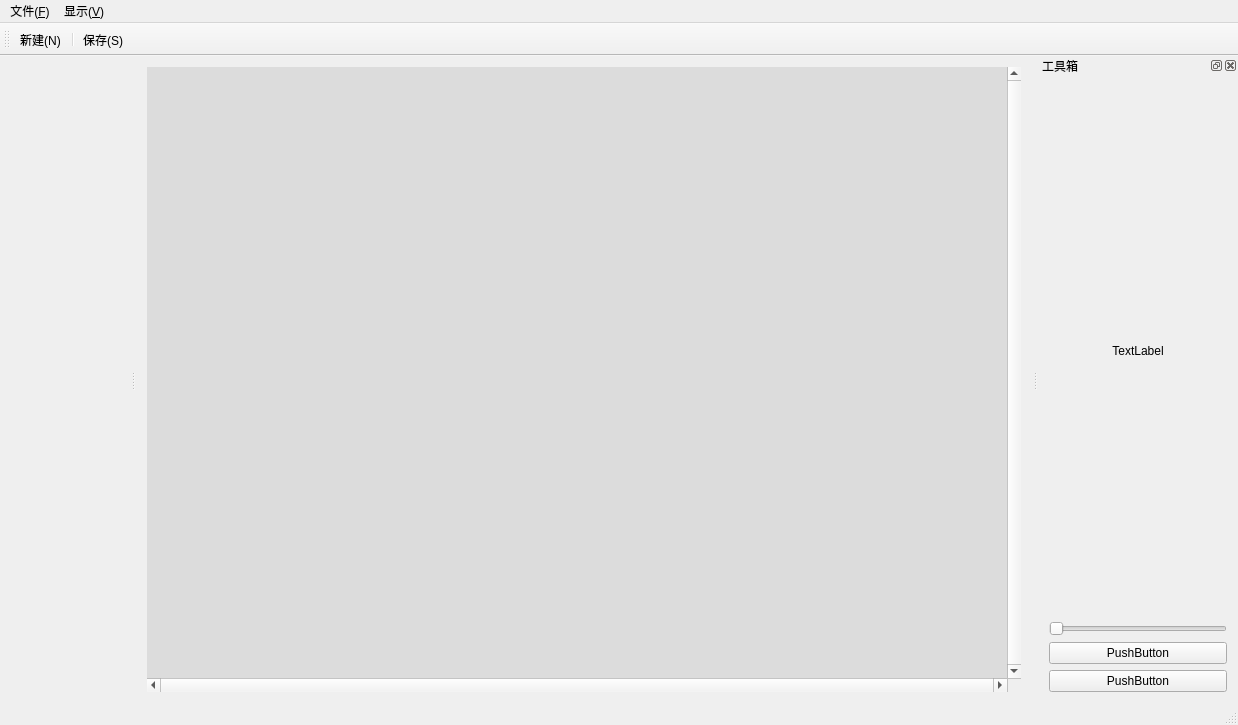
Above: project/mainwindow.ui from LamKamhang/ImageBeautify before the change. Below: the same form after it.
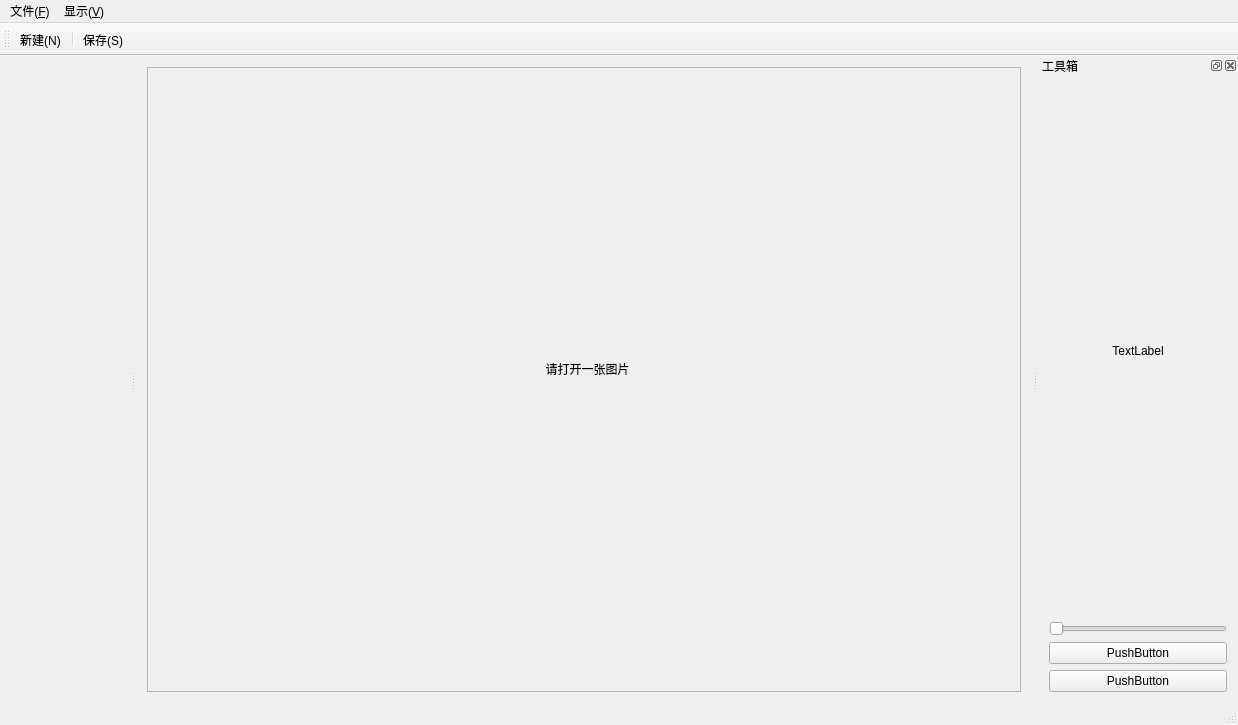
That is the form after the change. Icons and pictures are not drawn.

```diff
--- a/project/mainwindow.ui
+++ b/project/mainwindow.ui
@@ -14,45 +14,50 @@
    <string>MainWindow</string>
   </property>
   <widget class="QWidget" name="centralWidget">
-   <layout class="QVBoxLayout" name="verticalLayout_2">
+   <layout class="QHBoxLayout" name="horizontalLayout">
     <item>
-     <widget class="QMdiArea" name="mdiArea">
-      <property name="frameShape">
-       <enum>QFrame::NoFrame</enum>
-      </property>
-      <property name="frameShadow">
-       <enum>QFrame::Plain</enum>
-      </property>
+     <widget class="QScrollArea" name="imageGround">
       <property name="verticalScrollBarPolicy">
-       <enum>Qt::ScrollBarAlwaysOn</enum>
+       <enum>Qt::ScrollBarAsNeeded</enum>
       </property>
       <property name="horizontalScrollBarPolicy">
-       <enum>Qt::ScrollBarAlwaysOn</enum>
+       <enum>Qt::ScrollBarAsNeeded</enum>
       </property>
-      <property name="background">
-       <brush brushstyle="SolidPattern">
-        <color alpha="100">
-         <red>191</red>
-         <green>191</green>
-         <blue>191</blue>
-        </color>
-       </brush>
-      </property>
-      <property name="viewMode">
-       <enum>QMdiArea::TabbedView</enum>
-      </property>
-      <property name="documentMode">
-       <bool>false</bool>
-      </property>
-      <property name="tabsClosable">
+      <property name="widgetResizable">
        <bool>true</bool>
       </property>
-      <property name="tabsMovable">
-       <bool>true</bool>
+      <property name="alignment">
+       <set>Qt::AlignCenter</set>
       </property>
-      <property name="tabShape">
-       <enum>QTabWidget::Triangular</enum>
-      </property>
+      <widget class="QWidget" name="scrollAreaWidgetContents">
+       <property name="geometry">
+        <rect>
+         <x>0</x>
+         <y>0</y>
+         <width>880</width>
+         <height>606</height>
+        </rect>
+       </property>
+       <widget class="QLabel" name="imgLabel">
+        <property name="geometry">
+         <rect>
+          <x>9</x>
+          <y>5</y>
+          <width>861</width>
+          <height>591</height>
+         </rect>
+        </property>
+        <property name="text">
+         <string>请打开一张图片</string>
+        </property>
+        <property name="alignment">
+         <set>Qt::AlignCenter</set>
+        </property>
+        <property name="margin">
+         <number>10</number>
+        </property>
+       </widget>
+      </widget>
      </widget>
     </item>
    </layout>
```
Left out of the diff: 14 changed lines with no effect on the pictures.
